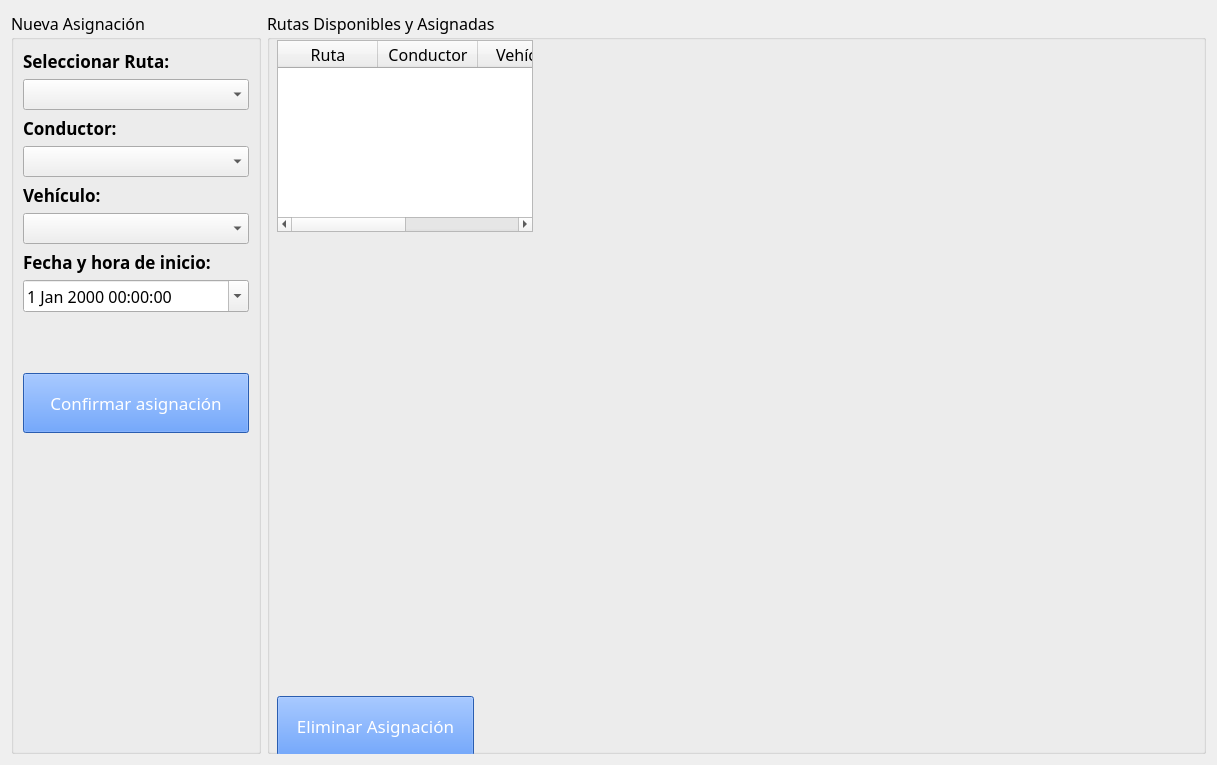
Qt form Escritorio/app/views/AsignacionWidget.ui (Torregrosa07/FleetSmart) before a commit.
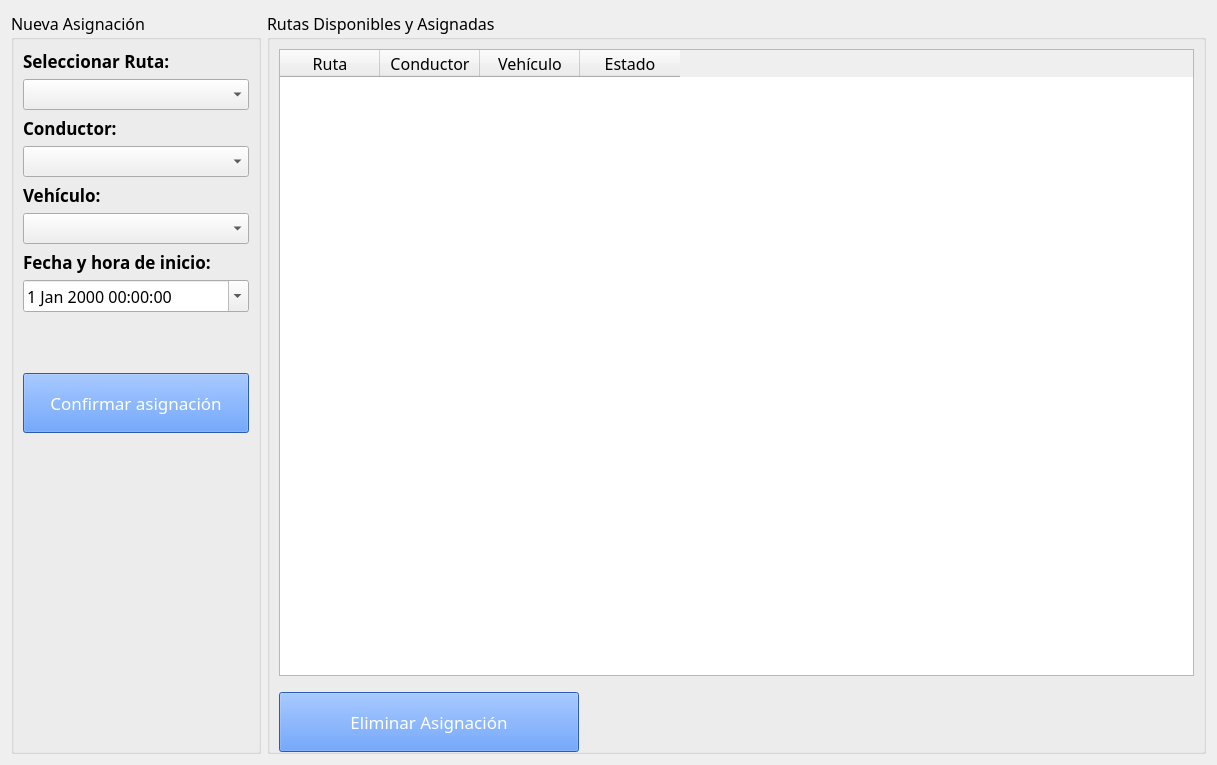
The same form after that commit.

```diff
--- a/Escritorio/app/views/AsignacionWidget.ui
+++ b/Escritorio/app/views/AsignacionWidget.ui
@@ -219,15 +219,9 @@
        <property name="title">
         <string>Rutas Disponibles y Asignadas</string>
        </property>
+       <layout class="QVBoxLayout" name="verticalLayout_2">
+        <item>
        <widget class="QTableWidget" name="tableWidget">
-        <property name="geometry">
-         <rect>
-          <x>10</x>
-          <y>29</y>
-          <width>256</width>
-          <height>192</height>
-         </rect>
-        </property>
         <column>
          <property name="text">
           <string>Ruta</string>
@@ -249,18 +243,12 @@
          </property>
         </column>
        </widget>
+        </item>
+        <item>
        <widget class="QPushButton" name="btnEliminarAsignacion">
         <property name="enabled">
          <bool>true</bool>
         </property>
-        <property name="geometry">
-         <rect>
-          <x>10</x>
-          <y>685</y>
-          <width>197</width>
-          <height>60</height>
-         </rect>
-        </property>
         <property name="minimumSize">
          <size>
           <width>0</width>
@@ -291,6 +279,8 @@
          <bool>true</bool>
         </property>
        </widget>
+        </item>
+       </layout>
       </widget>
      </item>
     </layout>
```
Lines whose indentation alone changed are shown as unchanged.
